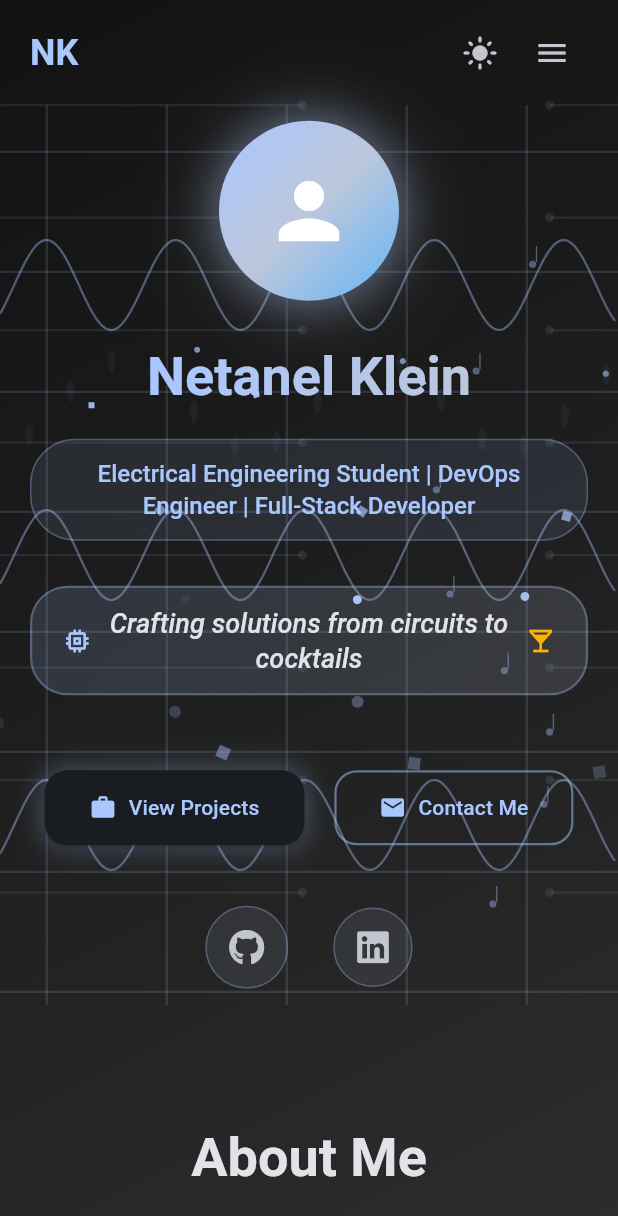
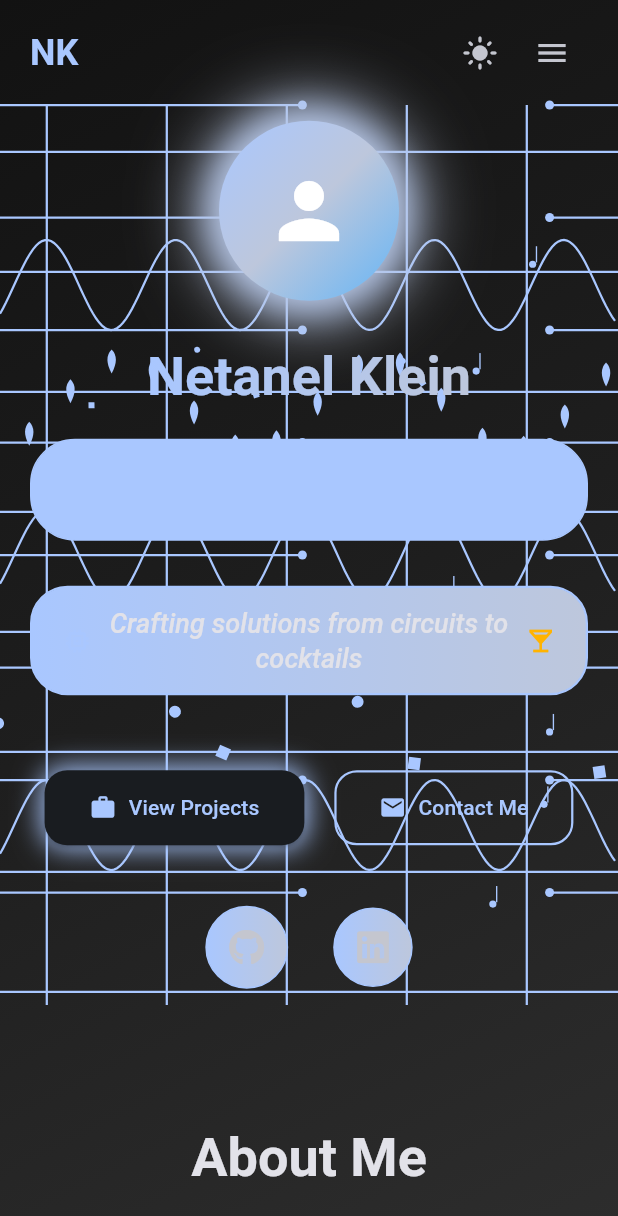
Before and after one commit to netanelklein/netanel-homepage, a Flutter app: the screen it shows after launch, on a phone screen of 412 x 824 dp. Shown: the top 1216 px of the screen. Run offline on Flutter 3.47's test engine with Material 3 defaults, Android fonts, the phone set to English and light mode, and no system bars; our stand-ins replace animate_do, flutter_screenutil, font_awesome_flutter, responsive_builder.

Commit message:
Fixed flutter analyze errors

```diff
--- a/lib/core/theme/app_theme.dart
+++ b/lib/core/theme/app_theme.dart
@@ -46,7 +46,7 @@ class AppTheme {
       colorScheme: ColorScheme.fromSeed(
         seedColor: primaryBlue,
         brightness: Brightness.dark,
-        background: darkBackground,
+//        background: darkBackground,
         surface: darkSurface,
       ),
       scaffoldBackgroundColor: darkBackground,
--- a/lib/presentation/widgets/common/artistic_background.dart
+++ b/lib/presentation/widgets/common/artistic_background.dart
@@ -46,7 +46,7 @@ class _ArtisticBackgroundState extends State<ArtisticBackground>
               return CustomPaint(
                 painter: ArtisticPatternPainter(
                   animationValue: _animationController.value,
-                  color: Theme.of(context).colorScheme.primary.withOpacity(0.1),
+                  color: Theme.of(context).colorScheme.primary.withValues(),
                   isDark: Theme.of(context).brightness == Brightness.dark,
                 ),
               );
@@ -63,7 +63,7 @@ class _ArtisticBackgroundState extends State<ArtisticBackground>
                 return CustomPaint(
                   painter: FloatingParticlesPainter(
                     animationValue: _particleController.value,
-                    color: Theme.of(context).colorScheme.primary.withOpacity(0.3),
+                    color: Theme.of(context).colorScheme.primary.withValues(),
                   ),
                 );
               },
@@ -103,7 +103,7 @@ class ArtisticPatternPainter extends CustomPainter {
       ..style = PaintingStyle.stroke;
 
     final fillPaint = Paint()
-      ..color = color.withOpacity(0.05)
+      ..color = color.withValues()
       ..style = PaintingStyle.fill;
 
     // Circuit board traces with animation
@@ -172,7 +172,7 @@ class ArtisticPatternPainter extends CustomPainter {
         }
       }
 
-      canvas.drawPath(path, paint..color = color.withOpacity(0.4));
+      canvas.drawPath(path, paint..color = color.withValues());
     }
   }
 
@@ -206,7 +206,7 @@ class ArtisticPatternPainter extends CustomPainter {
 
   void _drawCodeGrid(Canvas canvas, Size size, Paint paint) {
     // Subtle grid pattern reminiscent of code structure
-    paint.color = color.withOpacity(0.15);
+    paint.color = color.withValues();
 
     final spacing = 80.0;
     final animatedOffset = (animationValue * spacing) % spacing;
@@ -291,7 +291,7 @@ class FloatingParticlesPainter extends CustomPainter {
       ),
       size: 2 + (index % 3),
       rotation: time * 2 * math.pi + index,
-      color: color.withOpacity(0.3 + 0.4 * math.sin(time * math.pi + index)),
+      color: color.withValues(),
       type: index % 2 == 0 ? ParticleType.circle : ParticleType.square,
     );
   }
@@ -304,13 +304,13 @@ class FloatingParticlesPainter extends CustomPainter {
       ),
       size: 6,
       rotation: 0,
-      color: color.withOpacity(0.4),
+      color: color.withValues(),
       type: ParticleType.musicNote,
     );
   }
 
   void _drawMusicNote(Canvas canvas, double size, Paint paint) {
-    final path = Path();
+//    final path = Path();
 
     // Simple music note shape
     canvas.drawCircle(Offset(0, size), size * 0.4, paint);
--- a/lib/presentation/widgets/navigation/app_navigation.dart
+++ b/lib/presentation/widgets/navigation/app_navigation.dart
@@ -20,7 +20,7 @@ class AppNavigation extends StatefulWidget {
 }
 
 class _AppNavigationState extends State<AppNavigation> {
-  final GlobalKey<ScaffoldState> _scaffoldKey = GlobalKey<ScaffoldState>();
+//  final GlobalKey<ScaffoldState> _scaffoldKey = GlobalKey<ScaffoldState>();
 
   final List<NavigationItem> _navItems = [
     NavigationItem('Home', 'hero', Icons.home),
@@ -90,7 +90,7 @@ class _AppNavigationState extends State<AppNavigation> {
                       ),
                     ),
                   );
-                }).toList(),
+                }),
 
                 const SizedBox(width: 20),
 
--- a/lib/presentation/widgets/sections/about_section.dart
+++ b/lib/presentation/widgets/sections/about_section.dart
@@ -51,7 +51,7 @@ class AboutSection extends StatelessWidget {
               height: 400,
               decoration: BoxDecoration(
                 borderRadius: BorderRadius.circular(20),
-                color: Theme.of(context).colorScheme.surfaceVariant,
+                color: Theme.of(context).colorScheme.surfaceContainerHighest,
               ),
               child: const Center(
                 child: Icon(
@@ -87,7 +87,7 @@ class AboutSection extends StatelessWidget {
             width: 250,
             decoration: BoxDecoration(
               borderRadius: BorderRadius.circular(20),
-              color: Theme.of(context).colorScheme.surfaceVariant,
+              color: Theme.of(context).colorScheme.surfaceContainerHighest,
             ),
             child: const Center(
               child: Icon(
@@ -160,10 +160,10 @@ class AboutSection extends StatelessWidget {
     return Container(
       padding: const EdgeInsets.symmetric(horizontal: 12, vertical: 6),
       decoration: BoxDecoration(
-        color: Theme.of(context).colorScheme.primary.withOpacity(0.1),
+        color: Theme.of(context).colorScheme.primary.withValues(),
         borderRadius: BorderRadius.circular(20),
         border: Border.all(
-          color: Theme.of(context).colorScheme.primary.withOpacity(0.3),
+          color: Theme.of(context).colorScheme.primary.withValues(),
         ),
       ),
       child: Text(
--- a/lib/presentation/widgets/sections/hero_section.dart
+++ b/lib/presentation/widgets/sections/hero_section.dart
@@ -41,12 +41,12 @@ class HeroSection extends StatelessWidget {
                         ),
                         boxShadow: [
                           BoxShadow(
-                            color: Theme.of(context).colorScheme.primary.withOpacity(0.3),
+                            color: Theme.of(context).colorScheme.primary.withValues(),
                             blurRadius: 20,
                             spreadRadius: 5,
                           ),
                           BoxShadow(
-                            color: Theme.of(context).colorScheme.secondary.withOpacity(0.2),
+                            color: Theme.of(context).colorScheme.secondary.withValues(),
                             blurRadius: 40,
                             spreadRadius: 10,
                           ),
@@ -96,9 +96,9 @@ class HeroSection extends StatelessWidget {
                       decoration: BoxDecoration(
                         borderRadius: BorderRadius.circular(30),
                         border: Border.all(
-                          color: Theme.of(context).colorScheme.primary.withOpacity(0.3),
+                          color: Theme.of(context).colorScheme.primary.withValues(),
                         ),
-                        color: Theme.of(context).colorScheme.primary.withOpacity(0.1),
+                        color: Theme.of(context).colorScheme.primary.withValues(),
                       ),
                       child: Text(
                         'Electrical Engineering Student | DevOps Engineer | Full-Stack Developer',
@@ -124,12 +124,12 @@ class HeroSection extends StatelessWidget {
                         borderRadius: BorderRadius.circular(25),
                         gradient: LinearGradient(
                           colors: [
-                            Theme.of(context).colorScheme.primary.withOpacity(0.15),
-                            Theme.of(context).colorScheme.secondary.withOpacity(0.15),
+                            Theme.of(context).colorScheme.primary.withValues(),
+                            Theme.of(context).colorScheme.secondary.withValues(),
                           ],
                         ),
                         border: Border.all(
-                          color: Theme.of(context).colorScheme.primary.withOpacity(0.3),
+                          color: Theme.of(context).colorScheme.primary.withValues(),
                           width: 1.5,
                         ),
                       ),
@@ -250,7 +250,7 @@ class HeroSection extends StatelessWidget {
         boxShadow: [
           BoxShadow(
             color: isPrimary
-                ? Theme.of(context).colorScheme.primary.withOpacity(0.3)
+                ? Theme.of(context).colorScheme.primary.withValues()
                 : Colors.transparent,
             blurRadius: 15,
             spreadRadius: 2,
@@ -279,7 +279,7 @@ class HeroSection extends StatelessWidget {
                   borderRadius: BorderRadius.circular(15),
                 ),
                 side: BorderSide(
-                  color: Theme.of(context).colorScheme.primary.withOpacity(0.5),
+                  color: Theme.of(context).colorScheme.primary.withValues(),
                   width: 1.5,
                 ),
               ),
@@ -298,12 +298,12 @@ class HeroSection extends StatelessWidget {
         shape: BoxShape.circle,
         gradient: LinearGradient(
           colors: [
-            Theme.of(context).colorScheme.primary.withOpacity(0.1),
-            Theme.of(context).colorScheme.secondary.withOpacity(0.1),
+            Theme.of(context).colorScheme.primary.withValues(),
+            Theme.of(context).colorScheme.secondary.withValues(),
           ],
         ),
         border: Border.all(
-          color: Theme.of(context).colorScheme.primary.withOpacity(0.3),
+          color: Theme.of(context).colorScheme.primary.withValues(),
         ),
       ),
       child: IconButton(
--- a/lib/presentation/widgets/sections/projects_section.dart
+++ b/lib/presentation/widgets/sections/projects_section.dart
@@ -52,7 +52,7 @@ class ProjectsSection extends StatelessWidget {
                     'Smart Home Monitor',
                     'Custom PCB environmental monitoring for multiple rooms',
                     ['ESP32', 'PCB Design', 'IoT'],
-                    FontAwesomeIcons.home,
+                    FontAwesomeIcons.house,
                   ),
                 ],
               );
```
Also changed, not shown: lib/presentation/widgets/sections/hero_section_old.dart (deleted, +0 -233 lines), 1 other file.
